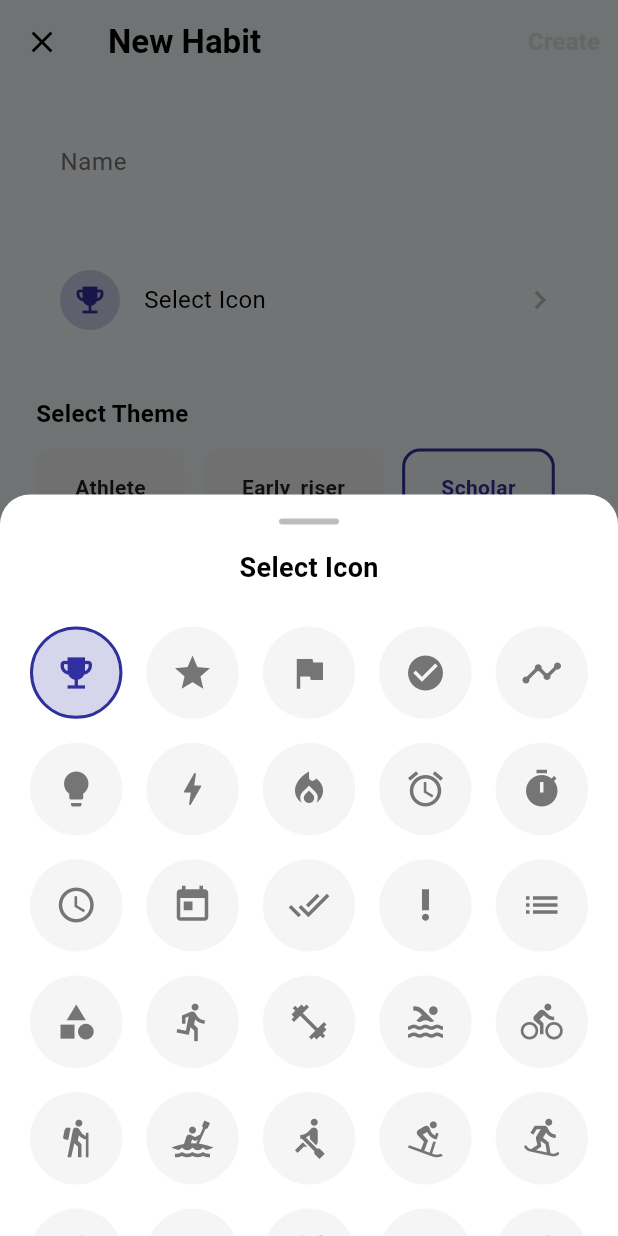
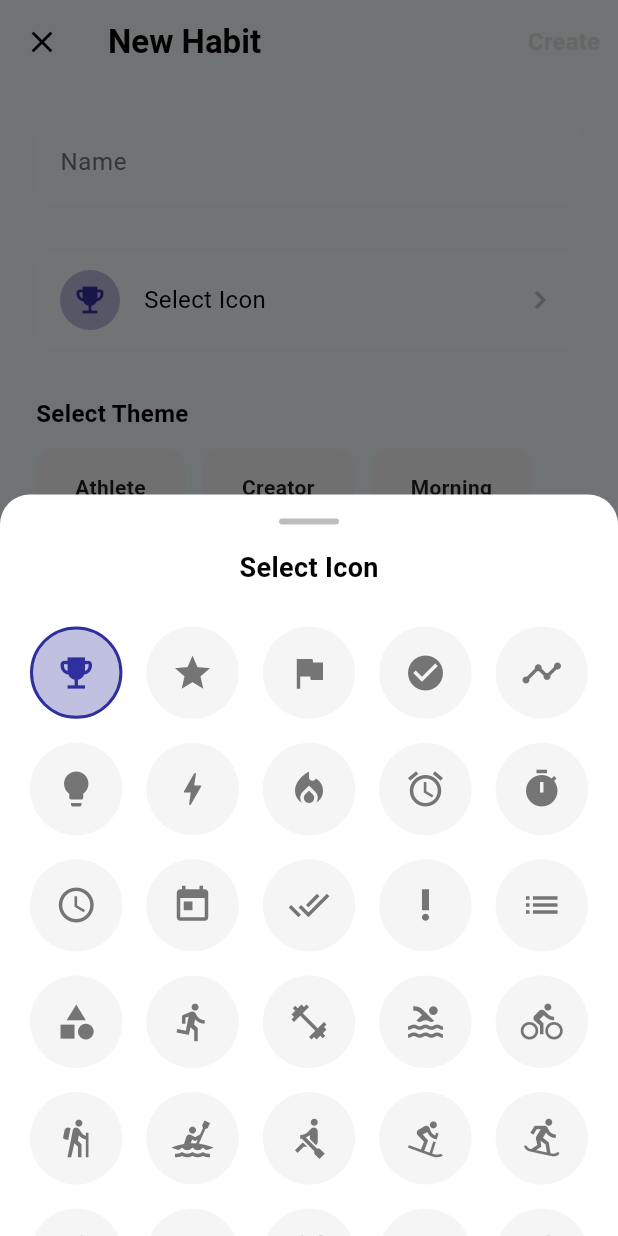
Before and after one commit to ksvslk/5y-habit-tracker, a Flutter app: the AddHabitScreen screen opened directly, after a tap on "Select Icon", on a phone screen of 412 x 824 dp. Run offline on Flutter 3.47's test engine with Material 3 defaults, Android fonts, the phone set to English and light mode, and no system bars; our stand-ins replace flutter_riverpod, isar, riverpod_annotation, table_calendar; accounts and stored records are empty; generated files the repository leaves out were written again.

Commit message:
Add more themes

```diff
--- a/lib/data/theme_colors.dart
+++ b/lib/data/theme_colors.dart
@@ -13,14 +13,34 @@ final Map<String, dynamic> themeData = {
       const Color(0xFFEDE6E6), // 5.jpg
     ],
   },
-  'early_riser': {
-    'name': 'Early_riser',
+  'creator': {
+    'name': 'Creator',
+    'colors': [
+      const Color(0xFFEDE6E6), // 1.jpg
+      const Color(0xFFEDE6E6), // 2.jpg
+      const Color(0xFFEEEAE6), // 3.jpg
+      const Color(0xFFEDE6E6), // 4.jpg
+      const Color(0xFFF0F0E6), // 5.jpg
+    ],
+  },
+  'morning': {
+    'name': 'Morning',
     'colors': [
       const Color(0xFFEFECE6), // 1.jpg
       const Color(0xFFF0F0E6), // 2.jpg
       const Color(0xFFF0F0E6), // 3.jpg
       const Color(0xFFEDE6E6), // 4.jpg
       const Color(0xFFE5F5F5), // 5.jpg
+    ],
+  },
+  'nurturer': {
+    'name': 'Nurturer',
+    'colors': [
+      const Color(0xFFEEEAE6), // 1.jpg
+      const Color(0xFFEDE6E6), // 2.jpg
+      const Color(0xFFF0F0E6), // 3.jpg
+      const Color(0xFFF0F0E6), // 4.jpg
+      const Color(0xFFEEE9E6), // 5.jpg
     ],
   },
   'scholar': {
--- a/lib/ui/screens/add_habit_screen.dart
+++ b/lib/ui/screens/add_habit_screen.dart
@@ -21,7 +21,7 @@ class _AddHabitScreenState extends ConsumerState<AddHabitScreen> {
   IconData selectedIcon = Icons.emoji_events;
 
   // --- ICON LIBRARY ---
-final List<IconData> _availableIcons = [
+  final List<IconData> _availableIcons = [
     // 1. GENERAL / PRODUCTIVITY
     Icons.emoji_events, Icons.star, Icons.flag, Icons.check_circle,
     Icons.timeline, Icons.lightbulb, Icons.bolt, Icons.local_fire_department,
@@ -102,7 +102,12 @@ final List<IconData> _availableIcons = [
     final isDark = Theme.of(context).brightness == Brightness.dark;
     final HSLColor hsl = HSLColor.fromColor(color);
     if (isDark) {
-      return hsl.withLightness(max(hsl.lightness, 0.75)).toColor();
+      // FIX 1: Push lightness higher (0.65) and ensure saturation (0.6)
+      // This ensures the color is "Bright" enough to glow against black.
+      return hsl
+          .withLightness(max(hsl.lightness, 0.65))
+          .withSaturation(max(hsl.saturation, 0.6))
+          .toColor();
     } else {
       return hsl.withLightness(min(hsl.lightness, 0.4)).toColor();
     }
@@ -180,8 +185,9 @@ final List<IconData> _availableIcons = [
                       },
                       child: Container(
                         decoration: BoxDecoration(
+                          // FIX 2: Use iconColor (bright) for background tint too
                           color: isSelected
-                            ? iconColor.withOpacity(0.2)
+                            ? iconColor.withOpacity(0.3)
                             : (isDark ? Colors.grey[800] : Colors.grey[100]),
                           shape: BoxShape.circle,
                           border: isSelected
@@ -255,7 +261,11 @@ final List<IconData> _availableIcons = [
                   border: const OutlineInputBorder(
                     borderRadius: BorderRadius.all(Radius.circular(12)),
                     borderSide: BorderSide.none
-                  )
+                  ),
+                  focusedBorder: OutlineInputBorder(
+                    borderRadius: const BorderRadius.all(Radius.circular(12)),
+                    borderSide: BorderSide(color: activeColor, width: 2),
+                  ),
                 ),
                 onChanged: (val) {
                    setState(() => name = val);
@@ -265,7 +275,7 @@ final List<IconData> _availableIcons = [
 
               const SizedBox(height: 32),
 
-              // --- 2. ICON SELECTOR (NO TITLE) ---
+              // --- 2. ICON SELECTOR ---
               GestureDetector(
                 onTap: _showIconPicker,
                 child: Container(
@@ -279,7 +289,8 @@ final List<IconData> _availableIcons = [
                       Container(
                         padding: const EdgeInsets.all(8),
                         decoration: BoxDecoration(
-                          color: activeColor.withOpacity(0.2),
+                          // FIX 3: Use activeColor (bright) for the small preview bubble too
+                          color: activeColor.withOpacity(0.3),
                           shape: BoxShape.circle,
                         ),
                         child: Icon(selectedIcon, color: activeColor),
@@ -298,25 +309,24 @@ final List<IconData> _availableIcons = [
 
               const SizedBox(height: 32),
 
-              // --- 3. THEME SELECTION (FULL WIDTH CLOUD) ---
+              // --- 3. THEME SELECTION ---
               Text(
                 "Select Theme",
                 style: TextStyle(fontWeight: FontWeight.bold, fontSize: 16, color: textColor)
               ),
               const SizedBox(height: 12),
 
-              // Wrap automatically takes full width of the parent (Column),
-              // which adheres to the padding of SingleChildScrollView (24).
               Wrap(
                 spacing: 12,
                 runSpacing: 12,
-                alignment: WrapAlignment.start, // Left aligned to fill width naturally
+                alignment: WrapAlignment.start,
                 children: themeData.entries.map((e) {
                   final key = e.key;
                   final data = e.value;
                   final isSelected = (selectedTheme == key);
                   final rawColor = _getColorForTheme(key);
                   final contrastColor = _getReadableColor(rawColor);
+
                   final inactiveBg = isDark ? Colors.grey[900]! : const Color(0xFFF4F4F5);
                   final inactiveText = isDark ? Colors.grey[400] : Colors.black87;
 
@@ -331,10 +341,16 @@ final List<IconData> _availableIcons = [
                       duration: const Duration(milliseconds: 200),
                       padding: const EdgeInsets.symmetric(horizontal: 24, vertical: 14),
                       decoration: BoxDecoration(
-                        color: isSelected ? rawColor.withOpacity(isDark ? 0.25 : 0.15) : inactiveBg,
+                        // FIX 4 (CRITICAL): Use 'contrastColor' for background, not 'rawColor'.
+                        // Raw color is too dark. Contrast color is bright, creating a neon glow.
+                        // Opacity is set to 0.25 which is standard for "Active State" material design.
+                        color: isSelected
+                            ? contrastColor.withOpacity(isDark ? 0.25 : 0.15)
+                            : inactiveBg,
                         border: Border.all(
                           color: isSelected ? contrastColor : Colors.transparent,
-                          width: 2
+                          // FIX 5: Thicker border (3) to make selection undeniable
+                          width: isSelected ? 3 : 2
                         ),
                         borderRadius: BorderRadius.circular(12)
                       ),
@@ -351,7 +367,6 @@ final List<IconData> _availableIcons = [
                 }).toList()
               ),
 
-              // Extra padding at bottom so scrolling feels natural
               const SizedBox(height: 40),
             ],
           ),
```
Also changed, not shown: pubspec.yaml (+28 -1 lines), assets/icons/icon.png (added), assets/icons/icon_mono.png (added), assets/icons/icon_splash.png (added), pubspec.lock, 84 other files.
